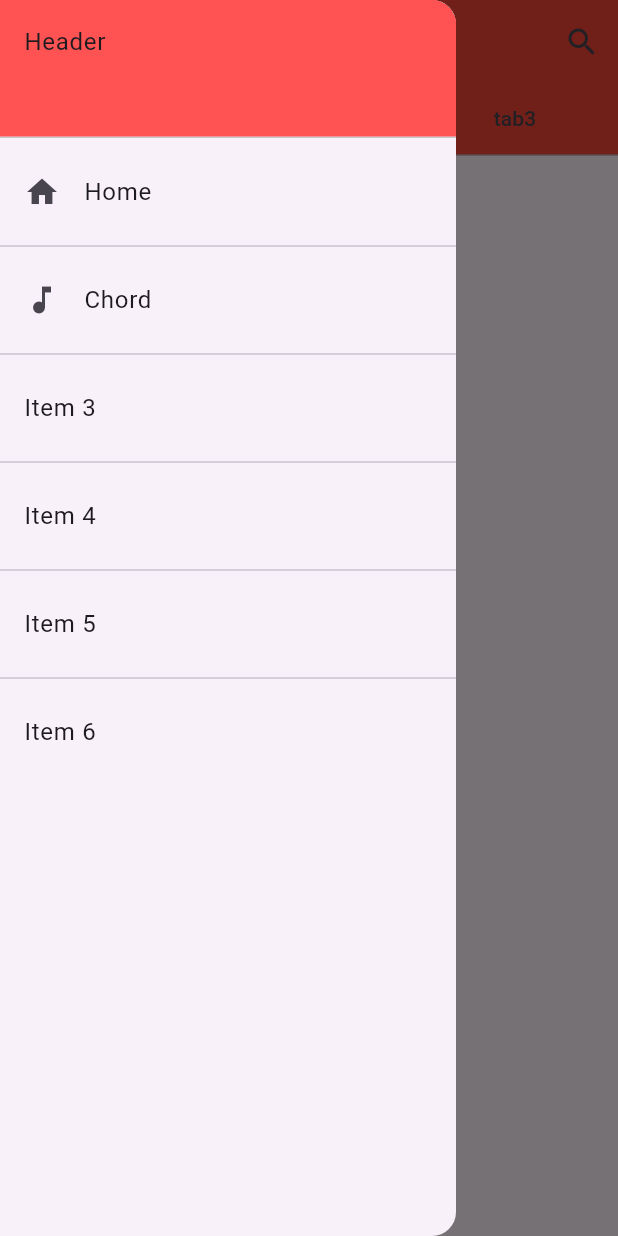
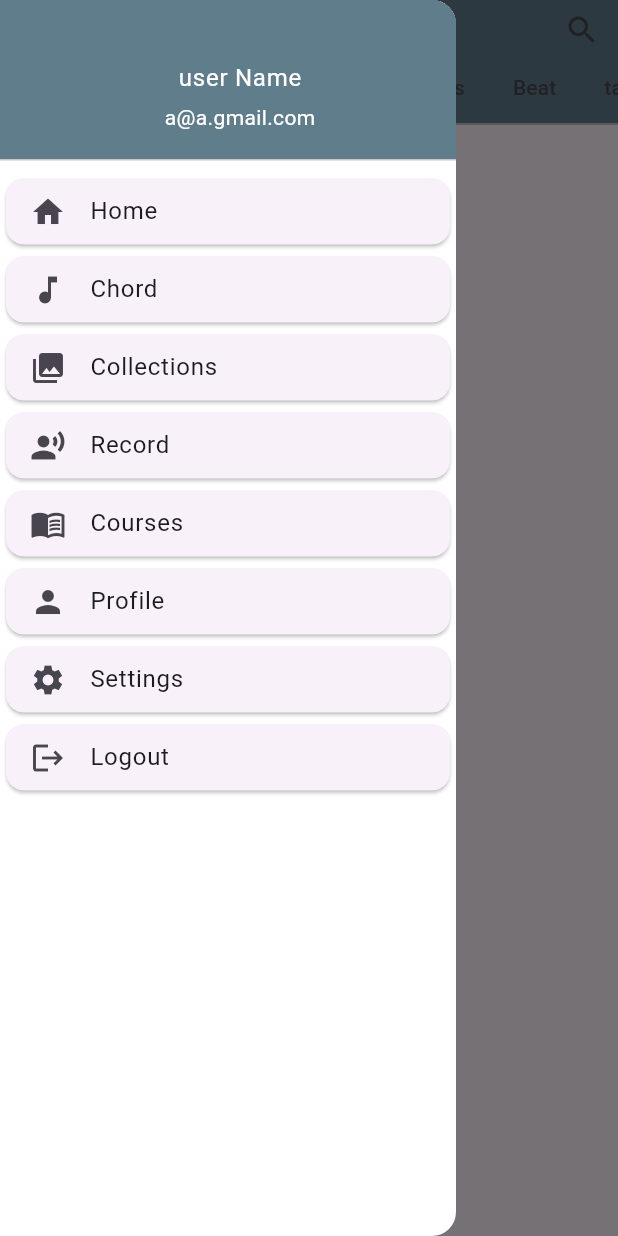
Before and after one commit to nghialpgse63314/yourchord_mobile, a Flutter app: the MainPage screen opened directly, with the side drawer open, on a phone screen of 412 x 824 dp. Run offline on Flutter 3.47's test engine with Material 2 defaults, Android fonts, the light colour scheme and no system bars.

Commit message:
11/10/2023

```diff
--- a/lib/screens/home.dart
+++ b/lib/screens/home.dart
@@ -8,14 +8,16 @@ void main() {
 
 class HomePage extends StatelessWidget {
   const HomePage({super.key});
+
   static const appTitle = 'Your chord';
+
   @override
   Widget build(BuildContext context) {
     return const MaterialApp(
       debugShowCheckedModeBanner: false,
       title: appTitle,
       // home: MyHomePage(title: appTitle),
-        home: const MainPage(),
+      home: const MainPage(),
     );
   }
 }
@@ -26,21 +28,30 @@ class MainPage extends StatelessWidget {
   @override
   Widget build(BuildContext context) {
     return DefaultTabController(
-      length: 3,
+      length: 5,
       child: Scaffold(
           appBar: AppBar(
-            backgroundColor: Colors.red,
-            title: const Text('Your chord'),
+            // centerTitle: true,
+            // title: Text('YOUR CHORD'),
+            toolbarHeight: 35,
+            backgroundColor: Colors.blueGrey,
             bottom: TabBar(
+              isScrollable: true,
               tabs: [
                 Tab(
                   text: 'Trending',
                 ),
                 Tab(
-                  text: 'tab2',
+                  text: 'Genres',
                 ),
                 Tab(
-                  text: 'tab3',
+                  text: 'Instruments',
+                ),
+                Tab(
+                  text: 'Beat',
+                ),
+                Tab(
+                  text: 'tab5',
                 ),
               ],
             ),
@@ -53,12 +64,12 @@ class MainPage extends StatelessWidget {
                     delegate: CustomeSearchDelegate(),
                   );
                 },
-                icon: const Icon(Icons.search),),
+                icon: const Icon(Icons.search),
+              ),
             ],
           ),
           body: TabBarViewWidget(),
-          drawer: DrawerWidget()
-      ),
+          drawer: DrawerWidget()),
     );
   }
 }
@@ -71,61 +82,112 @@ class DrawerWidget extends StatelessWidget {
   @override
   Widget build(BuildContext context) {
     return Drawer(
+
+      backgroundColor: Colors.white,
       child: ListView(
+        // itemExtent: 30,
         padding: EdgeInsets.zero,
         children: [
-          SizedBox(
-            height: 100,
-            child: const DrawerHeader(
+          Container(
+            height: 115,
+            child: UserAccountsDrawerHeader(
               decoration: BoxDecoration(
-                color: Colors.redAccent,
+                  color: Colors.blueGrey,
               ),
-              child: Text('Header'),
+              accountName: Container(
+                // alignment: Alignment.topRight,
+                child: Row(
+                  mainAxisAlignment: MainAxisAlignment.center,
+                  children: [
+                    Text(
+                     "user Name",
+                      style: TextStyle(
+                          color: Theme.of(context).colorScheme.onPrimary),
+                    ),
+                  ],
+                ),
+              ),
+              accountEmail: Container(
+                // alignment: Alignment.topRight,
+                child: Row(
+                  mainAxisAlignment: MainAxisAlignment.center,
+                  children: [
+                    Text(
+                     "a@a.gmail.com",
+                      style: TextStyle(
+                          color: Theme.of(context).colorScheme.onPrimary),
+                    ),
+                  ],
+                ),
+              ),
+
+
+
             ),
           ),
-          ListTile(
-            leading: Icon(Icons.home),
-            title: const Text('Home'),
-            onTap: () {
-              // Update the state of the app.
-              // ...
-            },
+          Card(
+            child: ListTile(
+              visualDensity: VisualDensity(vertical: -3),
+              leading: Icon(Icons.home),
+              title: const Text('Home'),
+              onTap: () {},
+            ),
           ),
-          Divider(),
-          ListTile(
-            leading: Icon(Icons.music_note),
-            title: const Text('Chord'),
-            onTap: () {
-
-            },
+          Card(
+            child: ListTile(
+              visualDensity: VisualDensity(vertical: -3),
+              leading: Icon(Icons.music_note),
+              title: const Text('Chord'),
+              onTap: () {},
+            ),
           ),
-          Divider(),
-          ListTile(
-            title: const Text('Item 3'),
-            onTap: () {
-
-            },
+          Card(
+            child: ListTile(
+              visualDensity: VisualDensity(vertical: -3),
+              leading: Icon(Icons.collections),
+              title: const Text('Collections'),
+              onTap: () {},
+            ),
           ),
-          Divider(),
-          ListTile(
-            title: const Text('Item 4'),
-            onTap: () {
-
-            },
+          Card(
+            child: ListTile(
+              visualDensity: VisualDensity(vertical: -3),
+              leading: Icon(Icons.record_voice_over),
+              title: const Text('Record'),
+              onTap: () {},
+            ),
           ),
-          Divider(),
-          ListTile(
-            title: const Text('Item 5'),
-            onTap: () {
-
-            },
+          Card(
+            child: ListTile(
+              visualDensity: VisualDensity(vertical: -3),
+              leading: Icon(Icons.menu_book),
+              title: const Text('Courses'),
+              onTap: () {},
+            ),
           ),
-          Divider(),
-          ListTile(
-            title: const Text('Item 6'),
-            onTap: () {
-
-            },
+          Card(
+            child: ListTile(
+              visualDensity: VisualDensity(vertical: -3),
+              leading: Icon(Icons.person),
+              title: const Text('Profile'),
+              onTap: () {},
+            ),
+          ),
+          Card(
+            child: ListTile(
+              visualDensity: VisualDensity(vertical: -3),
+              leading: Icon(Icons.settings),
+              title: const Text('Settings'),
+              onTap: () {},
+            ),
+          ),
+          Card(
+            child: ListTile(
+              visualDensity: VisualDensity(vertical: -3),
+              leading: Icon(Icons.logout),
+              title: const Text('Logout'),
+              onTap: () {},
+            ),
           ),
         ],
       ),
@@ -149,7 +211,6 @@ class TabBarViewWidget extends StatelessWidget {
     );
   }
 }
-
 
 // class MyHomePage extends StatefulWidget {
 //   const MyHomePage({super.key, required this.title});
--- a/lib/screens/login.dart
+++ b/lib/screens/login.dart
@@ -80,7 +80,7 @@ class LoginPage extends StatelessWidget {
                         padding: const EdgeInsets.fromLTRB(10, 0, 10, 0),
                         child: ElevatedButton(
                           style: ElevatedButton.styleFrom(
-                              backgroundColor: Colors.red,
+                              backgroundColor: Colors.lightBlueAccent,
                               side: const BorderSide(
                                 width: 1,
                                 color: Colors.grey,
```
Also changed, not shown: lib/screens/profile.dart (added).
